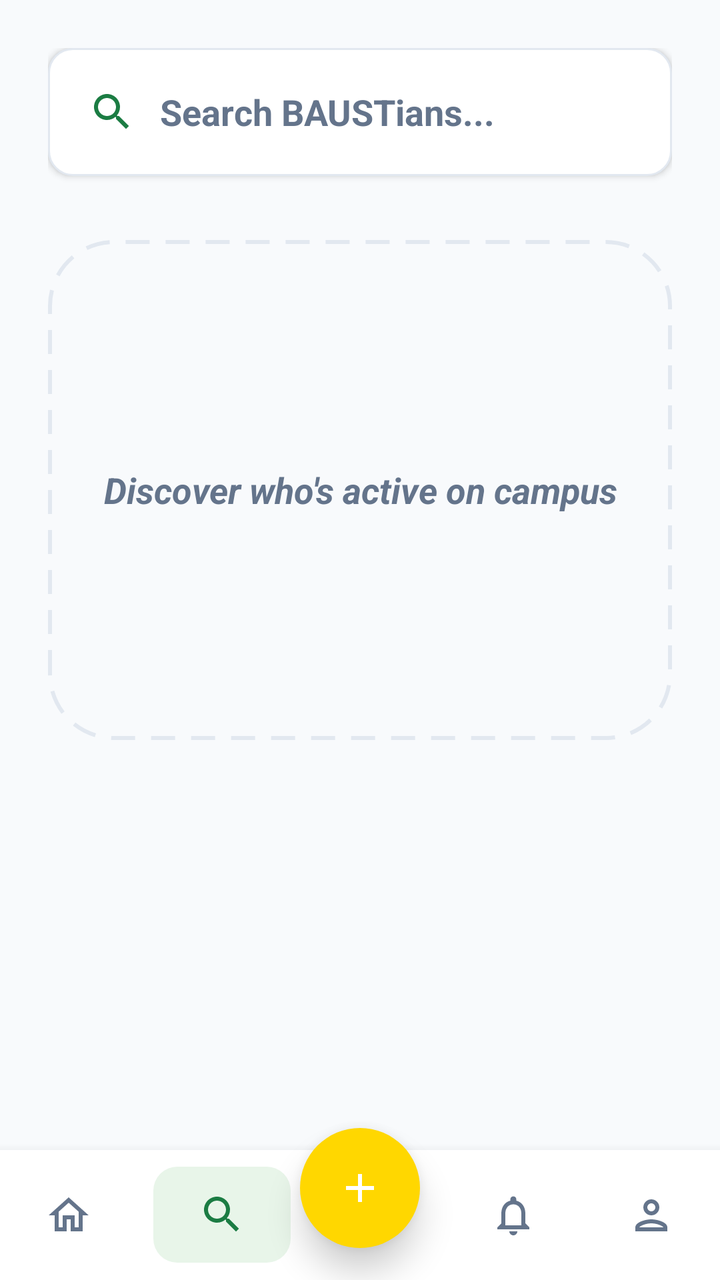
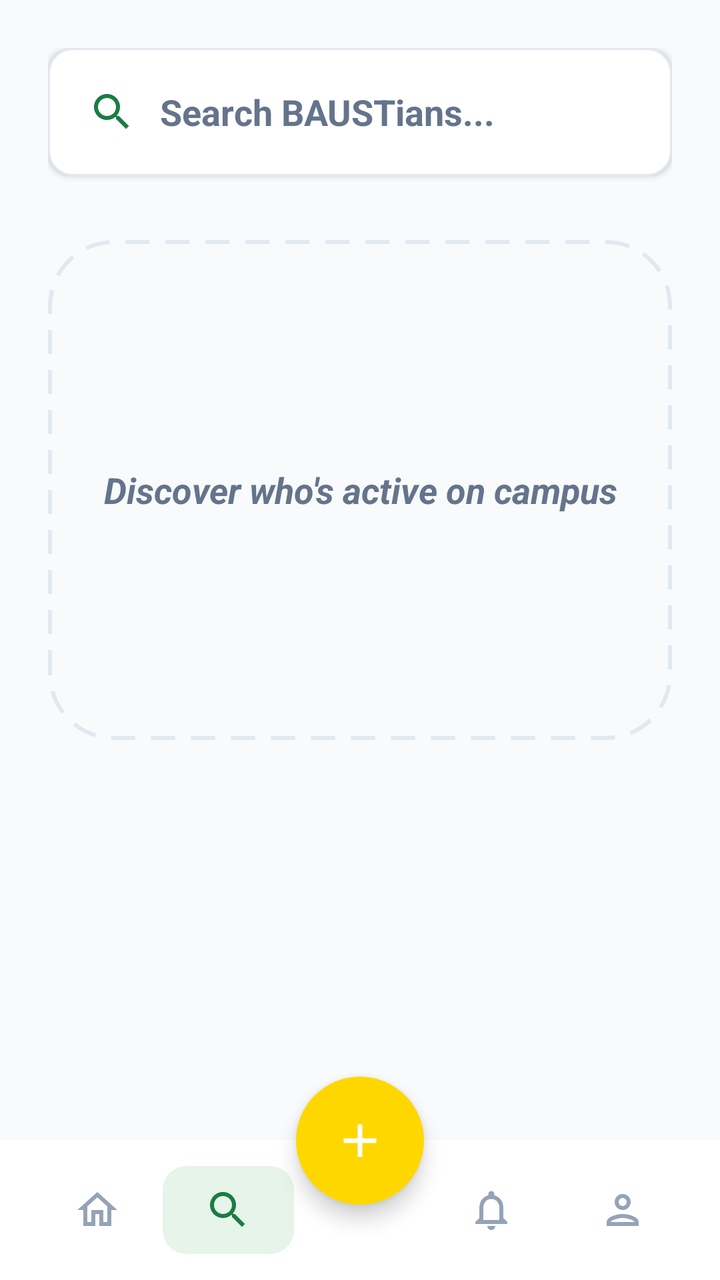

Screens rendered from an Android XML layout before and after an edit, with the pre-edit source and the edit as a unified diff.
<!-- AndroidManifest.xml: application theme Theme.BAUSThub -->
<!-- res/layout/activity_search.xml -->
<?xml version="1.0" encoding="utf-8"?>
<androidx.constraintlayout.widget.ConstraintLayout xmlns:android="http://schemas.android.com/apk/res/android"
    xmlns:app="http://schemas.android.com/apk/res-auto"
    android:layout_width="match_parent"
    android:layout_height="match_parent"
    android:background="@color/bg_light">

    <LinearLayout
        android:id="@+id/searchContainer"
        android:layout_width="match_parent"
        android:layout_height="wrap_content"
        android:orientation="vertical"
        android:padding="24dp"
        app:layout_constraintTop_toTopOf="parent">

        
        <LinearLayout
            android:layout_width="match_parent"
            android:layout_height="64dp"
            android:background="@drawable/google_button_bg"
            android:elevation="2dp"
            android:gravity="center_vertical"
            android:orientation="horizontal"
            android:paddingHorizontal="20dp">

            <ImageView
                android:layout_width="24dp"
                android:layout_height="24dp"
                android:src="@drawable/ic_nav_search"
                app:tint="@color/baust_green" />

            <EditText
                android:id="@+id/etSearch"
                android:layout_width="match_parent"
                android:layout_height="match_parent"
                android:layout_marginStart="12dp"
                android:background="@android:color/transparent"
                android:hint="Search BAUSTians..."
                android:inputType="text"
                android:textColor="@color/text_dark"
                android:textColorHint="@color/text_grey"
                android:textSize="18sp"
                android:textStyle="bold" />
        </LinearLayout>

        
        <FrameLayout
            android:layout_width="match_parent"
            android:layout_height="250dp"
            android:layout_marginTop="32dp"
            android:background="@drawable/dashed_border_card"
            android:padding="20dp">

            <TextView
                android:layout_width="wrap_content"
                android:layout_height="wrap_content"
                android:layout_gravity="center"
                android:gravity="center"
                android:text="Discover who's active on campus"
                android:textColor="@color/text_grey"
                android:textSize="18sp"
                android:textStyle="bold|italic" />
        </FrameLayout>

    </LinearLayout>

    
    <androidx.constraintlayout.widget.ConstraintLayout
        android:id="@+id/bottomNavContainer"
        android:layout_width="match_parent"
        android:layout_height="80dp"
        app:layout_constraintBottom_toBottomOf="parent">

        <LinearLayout
            android:id="@+id/bottomNav"
            android:layout_width="match_parent"
            android:layout_height="65dp"
            android:background="@color/white"
            android:gravity="center_vertical"
            android:orientation="horizontal"
            android:elevation="8dp"
            app:layout_constraintBottom_toBottomOf="parent">

            <ImageButton
                android:id="@+id/btnNavHome"
                android:layout_width="0dp"
                android:layout_height="match_parent"
                android:layout_weight="1"
                android:background="?attr/selectableItemBackgroundBorderless"
                android:src="@drawable/ic_nav_home"
                app:tint="@color/text_grey"
                android:contentDescription="Home" />

            <ImageButton
                android:id="@+id/btnNavSearch"
                android:layout_width="0dp"
                android:layout_height="48dp"
                android:layout_weight="1"
                android:layout_margin="8dp"
                android:background="@drawable/nav_item_bg"
                android:src="@drawable/ic_nav_search"
                app:tint="@color/baust_green"
                android:contentDescription="Search" />

            <View
                android:layout_width="0dp"
                android:layout_height="match_parent"
                android:layout_weight="1" />

            <ImageButton
                android:id="@+id/btnNavNotifications"
                android:layout_width="0dp"
                android:layout_height="match_parent"
                android:layout_weight="1"
                android:background="?attr/selectableItemBackgroundBorderless"
                android:src="@drawable/ic_nav_notifications"
                app:tint="@color/text_grey"
                android:contentDescription="Notifications" />

            <ImageButton
                android:id="@+id/btnNavProfile"
                android:layout_width="0dp"
                android:layout_height="match_parent"
                android:layout_weight="1"
                android:background="?attr/selectableItemBackgroundBorderless"
                android:src="@drawable/ic_nav_profile"
                app:tint="@color/text_grey"
                android:contentDescription="Profile" />

        </LinearLayout>

        <ImageButton
            android:id="@+id/btnAdd"
            android:layout_width="60dp"
            android:layout_height="60dp"
            android:background="@drawable/circle_solid_yellow"
            android:elevation="10dp"
            android:padding="12dp"
            android:scaleType="centerInside"
            android:src="@drawable/ic_nav_add"
            app:layout_constraintBottom_toBottomOf="parent"
            app:layout_constraintEnd_toEndOf="parent"
            app:layout_constraintStart_toStartOf="parent"
            app:layout_constraintTop_toTopOf="parent"
            app:layout_constraintVertical_bias="0.2"
            app:tint="@color/white"
            android:contentDescription="Add" />

    </androidx.constraintlayout.widget.ConstraintLayout>

</androidx.constraintlayout.widget.ConstraintLayout>
<!-- resources referenced by this layout -->
<resources>
  <color name="baust_green">#1B7C43</color>
  <color name="bg_light">#F8FAFC</color>
  <color name="text_dark">#1E293B</color>
  <color name="text_grey">#64748B</color>
  <color name="white">#FFFFFFFF</color>
  <!-- drawable circle_solid_yellow (drawable) -->
  <?xml version="1.0" encoding="utf-8"?>
  <shape xmlns:android="http://schemas.android.com/apk/res/android"
      android:shape="oval">
      <solid android:color="@color/baust_yellow" />
  </shape>
  <!-- drawable dashed_border_card (drawable) -->
  <?xml version="1.0" encoding="utf-8"?>
  <shape xmlns:android="http://schemas.android.com/apk/res/android">
      <solid android:color="@android:color/transparent" />
      <stroke
          android:width="2dp"
          android:color="@color/border_grey"
          android:dashGap="8dp"
          android:dashWidth="12dp" />
      <corners android:radius="32dp" />
  </shape>
  <!-- drawable google_button_bg (drawable) -->
  <?xml version="1.0" encoding="utf-8"?>
  <ripple xmlns:android="http://schemas.android.com/apk/res/android"
      android:color="#10000000">
      <item>
          <shape>
              <solid android:color="@color/white" />
              <corners android:radius="12dp" />
              <stroke android:width="1dp" android:color="@color/border_grey" />
          </shape>
      </item>
  </ripple>
  <!-- drawable ic_nav_add (drawable) -->
  <vector xmlns:android="http://schemas.android.com/apk/res/android"
      android:width="24dp"
      android:height="24dp"
      android:viewportWidth="24"
      android:viewportHeight="24">
      <path
          android:fillColor="@color/white"
          android:pathData="M19,13h-6v6h-2v-6H5v-2h6V5h2v6h6v2z" />
  </vector>
  <!-- drawable ic_nav_home (drawable) -->
  <vector xmlns:android="http://schemas.android.com/apk/res/android"
      android:width="24dp"
      android:height="24dp"
      android:viewportWidth="24"
      android:viewportHeight="24">
      <path
          android:fillColor="@color/text_grey"
          android:pathData="M12,5.69l5,4.5V18h-2v-6H9v6H7v-7.81L12,5.69M12,3L2,12h3v8h6v-6h2v6h6v-8h3L12,3z" />
  </vector>
  <!-- drawable ic_nav_notifications (drawable) -->
  <vector xmlns:android="http://schemas.android.com/apk/res/android"
      android:width="24dp"
      android:height="24dp"
      android:viewportWidth="24"
      android:viewportHeight="24">
      <path
          android:fillColor="@color/text_grey"
          android:pathData="M12,22c1.1,0 2,-0.9 2,-2h-4c0,1.1 0.9,2 2,2zM18,16v-5c0,-3.07 -1.63,-5.64 -4.5,-6.32V4c0,-0.83 -0.67,-1.5 -1.5,-1.5s-1.5,0.67 -1.5,1.5v0.68C7.64,5.36 6,7.92 6,11v5l-2,2v1h16v-1l-2,-2zM16,17H8v-6c0,-2.48 1.51,-4.5 4,-4.5s4,2.02 4,4.5v6z" />
  </vector>
  <!-- drawable ic_nav_profile (drawable) -->
  <vector xmlns:android="http://schemas.android.com/apk/res/android"
      android:width="24dp"
      android:height="24dp"
      android:viewportWidth="24"
      android:viewportHeight="24">
      <path
          android:fillColor="@color/text_grey"
          android:pathData="M12,6c1.1,0 2,0.9 2,2s-0.9,2 -2,2 -2,-0.9 -2,-2 0.9,-2 2,-2m0,10c2.7,0 5.8,1.29 6,2H6c0.23,-0.72 3.31,-2 6,-2m0,-12C9.79,4 8,5.79 8,8s1.79,4 4,4 4,-1.79 4,-4 -1.79,-4 -4,-4zm0,10c-2.67,0 -8,1.33 -8,4v2h16v-2c0,-2.67 -5.33,-4 -8,-4z" />
  </vector>
  <!-- drawable nav_item_bg (drawable) -->
  <?xml version="1.0" encoding="utf-8"?>
  <shape xmlns:android="http://schemas.android.com/apk/res/android">
      <solid android:color="#E8F5E9" />
      <corners android:radius="12dp" />
  </shape>
  <style name="Theme.BAUSThub" parent="Base.Theme.BAUSThub" />
  <color name="baust_yellow">#FFD700</color>
  <color name="border_grey">#E2E8F0</color>
  <style name="Base.Theme.BAUSThub" parent="Theme.Material3.DayNight.NoActionBar">
          
          
      </style>
  <!-- unchanged entries left out for length: 1 -->
</resources>

<!-- the commit's change to res/layout/activity_search.xml (unified diff, before → after) -->
@@ -3,7 +3,9 @@
     xmlns:app="http://schemas.android.com/apk/res-auto"
     android:layout_width="match_parent"
     android:layout_height="match_parent"
-    android:background="@color/bg_light">
+    android:background="@color/bg_light"
+    android:clipChildren="false"
+    android:clipToPadding="false">
 
     <LinearLayout
         android:id="@+id/searchContainer"
@@ -68,17 +70,19 @@
     <androidx.constraintlayout.widget.ConstraintLayout
         android:id="@+id/bottomNavContainer"
         android:layout_width="match_parent"
-        android:layout_height="80dp"
+        android:layout_height="90dp"
+        android:clipChildren="false"
+        android:clipToPadding="false"
         app:layout_constraintBottom_toBottomOf="parent">
 
         <LinearLayout
             android:id="@+id/bottomNav"
             android:layout_width="match_parent"
-            android:layout_height="65dp"
+            android:layout_height="70dp"
             android:background="@color/white"
             android:gravity="center_vertical"
             android:orientation="horizontal"
-            android:elevation="8dp"
+            android:paddingHorizontal="16dp"
             app:layout_constraintBottom_toBottomOf="parent">
 
             <ImageButton
@@ -88,19 +92,26 @@
                 android:layout_weight="1"
                 android:background="?attr/selectableItemBackgroundBorderless"
                 android:src="@drawable/ic_nav_home"
-                app:tint="@color/text_grey"
+                app:tint="#94A3B8"
                 android:contentDescription="Home" />
 
-            <ImageButton
-                android:id="@+id/btnNavSearch"
+            <LinearLayout
                 android:layout_width="0dp"
-                android:layout_height="48dp"
+                android:layout_height="wrap_content"
                 android:layout_weight="1"
-                android:layout_margin="8dp"
-                android:background="@drawable/nav_item_bg"
-                android:src="@drawable/ic_nav_search"
-                app:tint="@color/baust_green"
-                android:contentDescription="Search" />
+                android:background="@drawable/bg_profile_nav_active"
+                android:paddingVertical="10dp"
+                android:gravity="center">
+
+                <ImageButton
+                    android:id="@+id/btnNavSearch"
+                    android:layout_width="24dp"
+                    android:layout_height="24dp"
+                    android:background="@android:color/transparent"
+                    android:src="@drawable/ic_nav_search"
+                    app:tint="#1B7C43"
+                    android:contentDescription="Search" />
+            </LinearLayout>
 
             <View
                 android:layout_width="0dp"
@@ -114,7 +125,7 @@
                 android:layout_weight="1"
                 android:background="?attr/selectableItemBackgroundBorderless"
                 android:src="@drawable/ic_nav_notifications"
-                app:tint="@color/text_grey"
+                app:tint="#94A3B8"
                 android:contentDescription="Notifications" />
 
             <ImageButton
@@ -124,25 +135,24 @@
                 android:layout_weight="1"
                 android:background="?attr/selectableItemBackgroundBorderless"
                 android:src="@drawable/ic_nav_profile"
-                app:tint="@color/text_grey"
+                app:tint="#94A3B8"
                 android:contentDescription="Profile" />
 
         </LinearLayout>
 
         <ImageButton
             android:id="@+id/btnAdd"
-            android:layout_width="60dp"
-            android:layout_height="60dp"
+            android:layout_width="64dp"
+            android:layout_height="64dp"
             android:background="@drawable/circle_solid_yellow"
-            android:elevation="10dp"
-            android:padding="12dp"
-            android:scaleType="centerInside"
+            android:elevation="6dp"
+            android:padding="18dp"
+            android:scaleType="fitCenter"
             android:src="@drawable/ic_nav_add"
-            app:layout_constraintBottom_toBottomOf="parent"
+            app:layout_constraintBottom_toTopOf="@+id/bottomNav"
             app:layout_constraintEnd_toEndOf="parent"
             app:layout_constraintStart_toStartOf="parent"
-            app:layout_constraintTop_toTopOf="parent"
-            app:layout_constraintVertical_bias="0.2"
+            app:layout_constraintTop_toTopOf="@+id/bottomNav"
             app:tint="@color/white"
             android:contentDescription="Add" />
 
<!-- resource entries referenced after the edit -->
@@ -5,6 +5,12 @@
   <color name="text_dark">#1E293B</color>
   <color name="text_grey">#64748B</color>
   <color name="white">#FFFFFFFF</color>
+  <!-- drawable bg_profile_nav_active (drawable) -->
+  <?xml version="1.0" encoding="utf-8"?>
+  <shape xmlns:android="http://schemas.android.com/apk/res/android">
+      <solid android:color="#E6F4EA"/>
+      <corners android:radius="12dp"/>
+  </shape>
   <!-- drawable circle_solid_yellow (drawable) -->
   <?xml version="1.0" encoding="utf-8"?>
   <shape xmlns:android="http://schemas.android.com/apk/res/android"
@@ -74,12 +80,6 @@
           android:fillColor="@color/text_grey"
           android:pathData="M12,6c1.1,0 2,0.9 2,2s-0.9,2 -2,2 -2,-0.9 -2,-2 0.9,-2 2,-2m0,10c2.7,0 5.8,1.29 6,2H6c0.23,-0.72 3.31,-2 6,-2m0,-12C9.79,4 8,5.79 8,8s1.79,4 4,4 4,-1.79 4,-4 -1.79,-4 -4,-4zm0,10c-2.67,0 -8,1.33 -8,4v2h16v-2c0,-2.67 -5.33,-4 -8,-4z" />
   </vector>
-  <!-- drawable nav_item_bg (drawable) -->
-  <?xml version="1.0" encoding="utf-8"?>
-  <shape xmlns:android="http://schemas.android.com/apk/res/android">
-      <solid android:color="#E8F5E9" />
-      <corners android:radius="12dp" />
-  </shape>
   <style name="Theme.BAUSThub" parent="Base.Theme.BAUSThub" />
   <color name="baust_yellow">#FFD700</color>
   <color name="border_grey">#E2E8F0</color>
